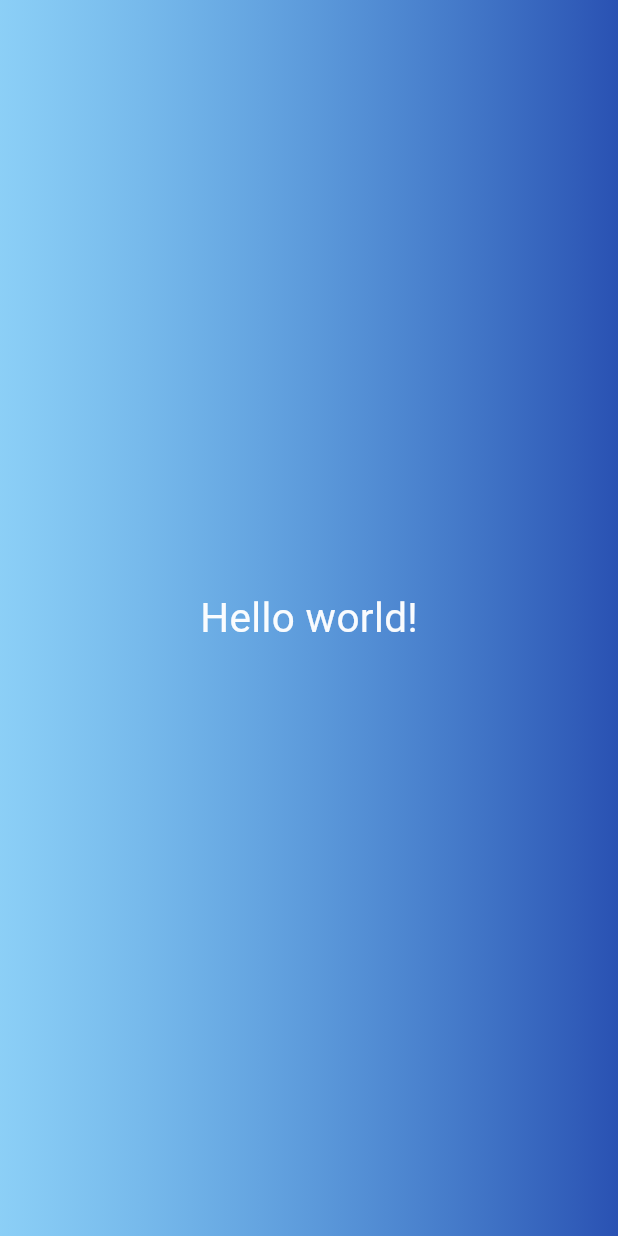
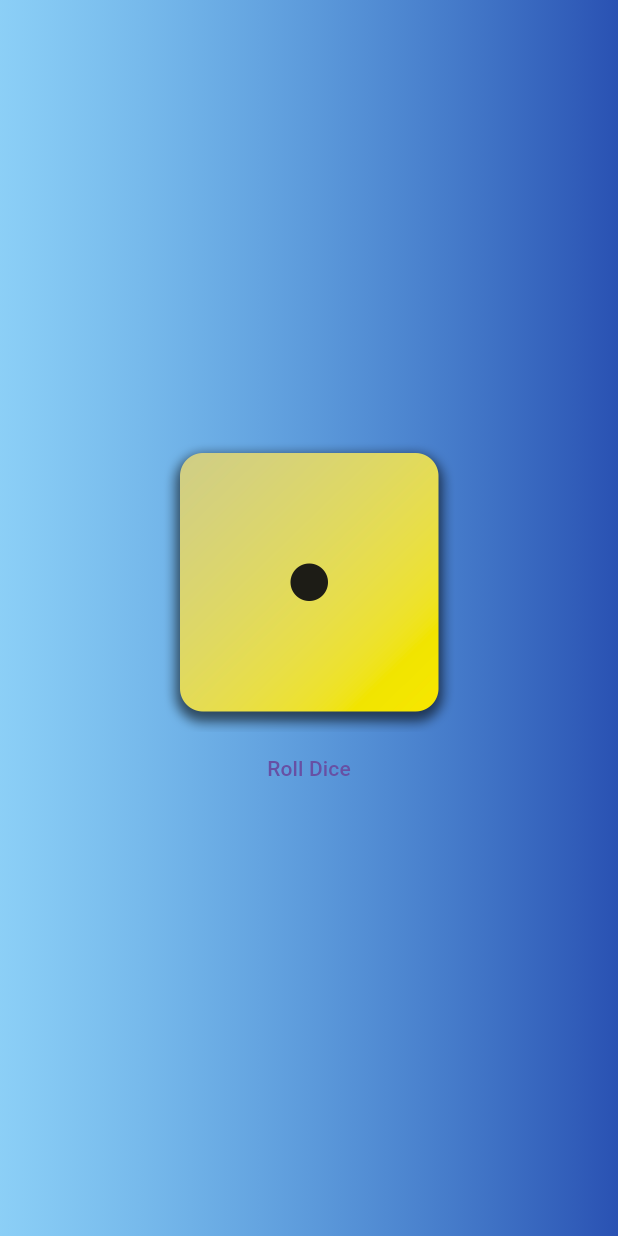
Before and after one commit to BorokiniofDevs/first_app, a Flutter app: the screen it shows after launch, on a phone screen of 412 x 824 dp. Run offline on Flutter 3.47's test engine with Material 3 defaults, Android fonts, the phone set to English and light mode, and no system bars.

Commit message:
display default roll

```diff
--- /dev/null
+++ b/lib/gradient_container.dart
@@ -0,0 +1,35 @@
+import 'package:flutter/material.dart';
+
+const startAt = Alignment.topLeft;
+const endAt = Alignment.topRight;
+
+void rollDice() {}
+
+class GradientContainer extends StatelessWidget {
+  const GradientContainer(this.color1, this.color2, {super.key});
+
+  final Color color1;
+  final Color color2;
+
+  @override
+  Widget build(BuildContext context) {
+    return Container(
+      decoration: BoxDecoration(
+        gradient: LinearGradient(
+            colors: [color1, color2], begin: startAt, end: endAt),
+      ),
+      child: Center(
+        child: Column(
+          mainAxisAlignment: MainAxisAlignment.center,
+          children: [
+            Image.asset(
+              'assets/images/dice-1.png',
+              width: 200,
+            ),
+            const TextButton(onPressed: rollDice, child: Text('Roll Dice'))
+          ],
+        ),
+      ),
+    );
+  }
+}
--- a/lib/main.dart
+++ b/lib/main.dart
@@ -1,3 +1,4 @@
+import 'package:first_app/gradient_container.dart';
 import 'package:flutter/material.dart';
 
 void main() {
@@ -9,26 +10,12 @@ class DiceRoller extends StatelessWidget {
 
   @override
   Widget build(BuildContext context) {
-    return MaterialApp(
-      home: Scaffold(
-        body: Container(
-          decoration: const BoxDecoration(
-            gradient: LinearGradient(colors: [
-              Color.fromARGB(129, 28, 168, 238),
-              Color.fromARGB(221, 9, 56, 167)
-            ], begin: Alignment.topLeft, end: Alignment.topRight),
-          ),
-          child: const Center(
-            child: Text(
-              'Hello world!',
-              style: TextStyle(
-                color: Color.fromARGB(246, 255, 255, 255),
-                fontSize: 27,
-              ),
-            ),
-          ),
-        ),
+    return const MaterialApp(
+        home: Scaffold(
+      body: GradientContainer(
+        Color.fromARGB(129, 28, 168, 238),
+        Color.fromARGB(221, 9, 56, 167),
       ),
-    );
+    ));
   }
 }
```
Also changed, not shown: lib/styled_text.dart (added, +16 -0 lines), pubspec.yaml (+9 -7 lines), assets/images/dice-1.png (added), assets/images/dice-2.png (added), assets/images/dice-3.png (added), assets/images/dice-4.png (added), assets/images/dice-5.png (added), assets/images/dice-6.png (added), 1 other file.
